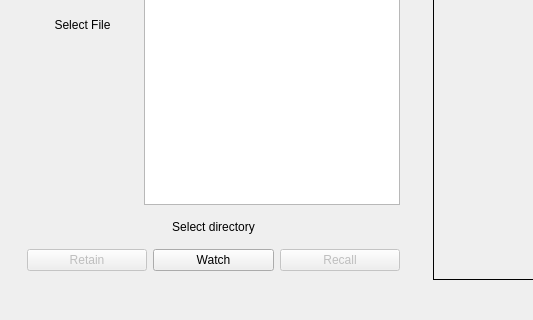
Above: assets/shade_copy.ui from shadezee/ShadeCopy before the change; both pictures show x 0 to 533 and y 197 to 517 of the 841 by 517 pixel window. Below: the same form after it.
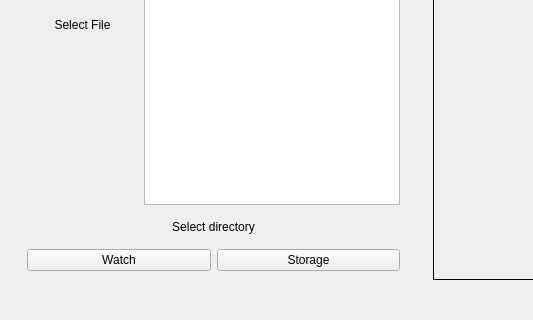
That is the form after the change.

Commit message: add UI related changes for storage feature

```diff
--- a/assets/shade_copy.ui
+++ b/assets/shade_copy.ui
@@ -102,16 +102,6 @@
            <item>
             <widget class="QWidget" name="consolePanel" native="true">
              <layout class="QHBoxLayout" name="horizontalLayout_2">
-              <item>
-               <widget class="QPushButton" name="retainButton">
-                <property name="enabled">
-                 <bool>false</bool>
-                </property>
-                <property name="text">
-                 <string>Retain</string>
-                </property>
-               </widget>
-              </item>
               <item>
                <widget class="QPushButton" name="watchButton">
                 <property name="text">
@@ -122,10 +112,10 @@
               <item>
                <widget class="QPushButton" name="recallButton">
                 <property name="enabled">
-                 <bool>false</bool>
+                 <bool>true</bool>
                 </property>
                 <property name="text">
-                 <string notr="true">Recall</string>
+                 <string notr="true">Storage</string>
                 </property>
                </widget>
               </item>
```
Left out of the diff: 8 changed lines with no effect on the pictures. The commit also changes 6 other files.
